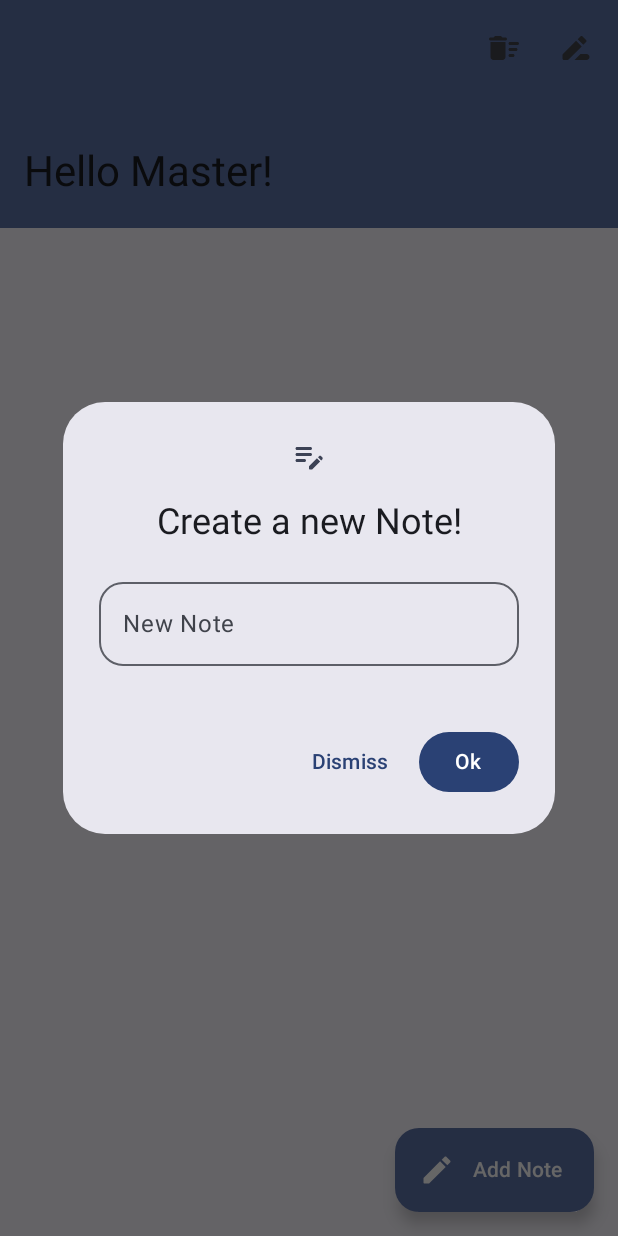
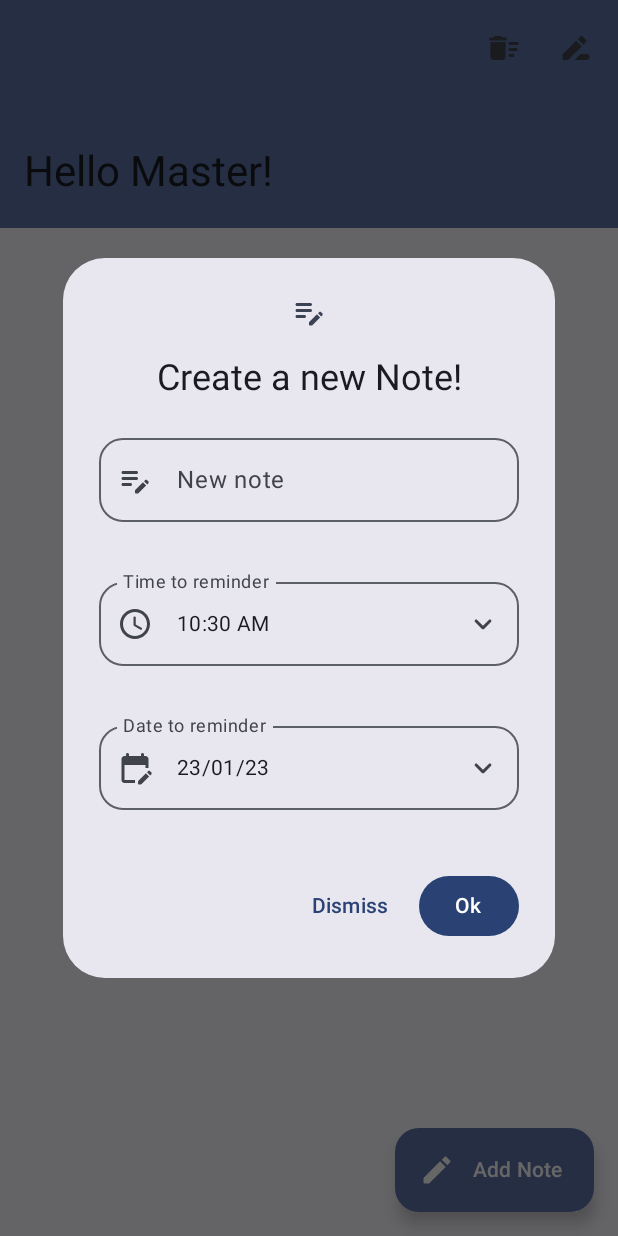
Before and after one commit to TBytes404/Android_Reminder, an Android app built with Jetpack Compose: the screen it shows after launch (MainActivity), after a tap on "Add Note", on a phone screen of 412 x 824 dp. Run offline under Robolectric (Android 15) with nearby library versions, the phone set to English and light mode, and no system bars; our stand-ins replace Room's generated code; libraries missing offline, so code that uses them is left out: com.marosseleng.compose; 1 statement that could not run was skipped; 1 other tap on this screen came first.

Commit message:
Date Time Picker Works

```diff
--- a/app/src/main/java/com/example/reminder/data/Note.kt
+++ b/app/src/main/java/com/example/reminder/data/Note.kt
@@ -20,8 +20,8 @@ class Converters {
 @Entity(tableName = "notes")
 @TypeConverters(Converters::class)
 data class Note(
-    @ColumnInfo(name = "note") var note: String,
-    @ColumnInfo(name = "date_time") val dateTime: LocalDateTime = LocalDateTime.now(),
+    @ColumnInfo(name = "note") val note: String,
+    @ColumnInfo(name = "date_time") val dateTime: LocalDateTime
 ) {
     @PrimaryKey(autoGenerate = true)
     var id: Int = 0
--- a/app/src/main/java/com/example/reminder/data/NoteDao.kt
+++ b/app/src/main/java/com/example/reminder/data/NoteDao.kt
@@ -6,19 +6,19 @@ import kotlinx.coroutines.flow.Flow
 @Dao
 interface NoteDao {
 
-    @Query("SELECT * FROM notes ORDER BY date_time ASC")
+    @Query("SELECT * FROM notes ORDER BY date_time DESC")
     fun getAll(): Flow<List<Note>>
 
-//    @Query("SELECT * FROM notes WHERE note LIKE '%:search%' ORDER BY date_time ASC")
+//    @Query("SELECT * FROM notes WHERE note LIKE '%:search%' ORDER BY date_time DESC")
 //    suspend fun search(search: String): List<Note>
 //
-//    @Query("SELECT * FROM notes WHERE data_time > :at ORDER BY date_time ASC")
+//    @Query("SELECT * FROM notes WHERE data_time > :at ORDER BY date_time DESC")
 //    suspend fun findAfter(at: LocalDateTime): List<Note>
 //
-//    @Query("SELECT * FROM notes WHERE data_time < :at ORDER BY date_time ASC")
+//    @Query("SELECT * FROM notes WHERE data_time < :at ORDER BY date_time DESC")
 //    suspend fun findBefore(at: LocalDateTime): List<Note>
 //
-//    @Query("SELECT * FROM notes WHERE data_time BETWEEN :from AND :at ORDER BY date_time ASC")
+//    @Query("SELECT * FROM notes WHERE data_time BETWEEN :from AND :at ORDER BY date_time DESC")
 //    suspend fun find(from: LocalDateTime, at: LocalDateTime): List<Note>
 
     @Insert
--- a/app/src/main/java/com/example/reminder/ui/MainActivity.kt
+++ b/app/src/main/java/com/example/reminder/ui/MainActivity.kt
@@ -4,6 +4,7 @@ import android.os.Bundle
 import androidx.activity.ComponentActivity
 import androidx.activity.compose.setContent
 import androidx.activity.viewModels
+import com.example.reminder.ui.componets.NotesScreen
 
 class MainActivity : ComponentActivity() {
     private val notesViewModel: NotesViewModel by viewModels { NotesViewModel.Factory }
--- a/app/src/main/java/com/example/reminder/ui/Components.kt
+++ b/app/src/main/java/com/example/reminder/ui/componets/Components.kt
@@ -1,11 +1,10 @@
 @file:OptIn(
     ExperimentalMaterial3Api::class,
     ExperimentalFoundationApi::class,
-    ExperimentalComposeUiApi::class,
     ExperimentalAnimationApi::class
 )
 
-package com.example.reminder.ui
+package com.example.reminder.ui.componets
 
 import androidx.compose.animation.AnimatedVisibility
 import androidx.compose.animation.Crossfade
@@ -24,13 +23,12 @@ import androidx.compose.material.icons.rounded.*
 import androidx.compose.material3.*
 import androidx.compose.runtime.*
 import androidx.compose.ui.Alignment
-import androidx.compose.ui.ExperimentalComposeUiApi
 import androidx.compose.ui.Modifier
 import androidx.compose.ui.input.nestedscroll.nestedScroll
 import androidx.compose.ui.text.style.TextAlign
 import androidx.compose.ui.unit.dp
-import androidx.compose.ui.window.DialogProperties
 import com.example.reminder.data.Note
+import com.example.reminder.ui.NotesViewModel
 import com.example.reminder.ui.theme.ReminderTheme
 import kotlinx.coroutines.delay
 import kotlinx.coroutines.launch
@@ -38,7 +36,7 @@ import java.util.*
 import kotlin.time.Duration.Companion.seconds
 
 
-private fun capitalize(word: String?): String {
+fun capitalize(word: String?): String {
     return word?.replaceFirstChar {
         if (it.isLowerCase()) it.titlecase(
             Locale.getDefault()
@@ -52,7 +50,7 @@ fun NoteItem(note: Note, modifier: Modifier = Modifier, action: @Composable () -
     var isExpanded by remember { mutableStateOf(false) }
     Surface(
         modifier = modifier.clickable { isExpanded = !isExpanded },
-        MaterialTheme.shapes.large,
+        shape = MaterialTheme.shapes.large,
         shadowElevation = 1.dp
     ) {
         Column {
@@ -117,6 +115,13 @@ fun WelcomeDialog(
                         value = name,
                         onValueChange = { name = it },
                         label = { Text("State your Nickname") },
+                        trailingIcon = {
+                            AnimatedVisibility(visible = name.isNotBlank()) {
+                                IconButton(onClick = { name = "" }) {
+                                    Icon(Icons.Rounded.Clear, null)
+                                }
+                            }
+                        },
                         placeholder = { Text("Nickname") },
                         singleLine = true,
                         shape = MaterialTheme.shapes.large,
@@ -137,6 +142,8 @@ fun WelcomeDialog(
 //                cancel()
 //            }
 //        }.start()
+//        LaunchedEffect(accountName) { if(accountName.isNotBlank()) done = true }
+
         AlertDialog(onDismissRequest = { done = false },
             confirmButton = { TextButton({ done = false }) { Text("Ok") } },
             icon = { Icon(Icons.Rounded.SupportAgent, null) },
@@ -175,57 +182,6 @@ fun WelcomeDialog(
 }
 
 @Composable
-fun CreateNoteDialog(isOpen: Boolean, onClose: () -> Unit, onCreate: (Note) -> Unit) {
-    var note by remember { mutableStateOf("") }
-//    val datePickerState = rememberDatePickerState()
-//    var showTimePicker by remember { mutableStateOf(false) }
-
-    AnimatedVisibility(visible = isOpen) {
-        var isError by remember { mutableStateOf(false) }
-        AlertDialog(onDismissRequest = onClose, confirmButton = {
-            Button({
-                if (note.isBlank()) isError = true else {
-                    isError = false
-                    onCreate(Note(note.trim()))
-                    note = ""
-                    onClose()
-                }
-            }) { Text("Ok") }
-        }, modifier = Modifier.wrapContentHeight(), dismissButton = {
-            TextButton(onClick = onClose) { Text("Dismiss") }
-        }, icon = { Icon(Icons.Rounded.EditNote, null) }, title = {
-            Text("Create a new Note!")
-        }, text = {
-            Column {
-                OutlinedTextField(
-                    value = note,
-                    onValueChange = { note = it },
-                    label = { Text("New Note") },
-                    placeholder = { Text("eg. Call Him Tomorrow.") },
-                    supportingText = {
-                        AnimatedVisibility(visible = isError) {
-                            Text("Can't create Empty note!")
-                        }
-                    },
-                    isError = isError,
-                    singleLine = true,
-                    shape = MaterialTheme.shapes.large,
-                )
-
-//            Spacer(Modifier.width(8.dp))
-//            TextButton({ showTimePicker = false }, Modifier.fillMaxWidth()) {
-//                Row(verticalAlignment = Alignment.CenterVertically){
-//                    Icon(Icons.Rounded.Timer, null)
-//                    Spacer(Modifier.width(8.dp))
-//                    Text("Pick the Time", style = MaterialTheme.typography.bodySmall)
-//                }
-//            }
-            }
-        }, properties = DialogProperties(usePlatformDefaultWidth = false))
-    }
-}
-
-@Composable
 fun DeleteNoteDialog(isOpen: Boolean, count: Int, onClose: () -> Unit, onDelete: () -> Unit) {
     AnimatedVisibility(visible = isOpen) {
         AlertDialog(onDismissRequest = onClose, confirmButton = {
@@ -259,11 +215,10 @@ fun TopBar(
 ) {
     var openWelcomeDialog by remember { mutableStateOf(false) }
 
-    LaunchedEffect(accountName) {
+    LaunchedEffect(Unit) {
         delay(1.seconds)
         openWelcomeDialog = accountName == null
     }
-
 
     LargeTopAppBar(
         title = { Text("Hello ${capitalize(accountName)}!") },
@@ -322,7 +277,7 @@ fun NotesList(
 
     LazyColumn(state = listState, modifier = Modifier.animateContentSize()) {
         item { Spacer(Modifier.height(8.dp)) }
-        items(notes) { note ->
+        items(notes, key = { it.id }) { note ->
             NoteItem(note, modifier = Modifier.animateItemPlacement()) {
                 Crossfade(
                     targetState = selectionMode,
--- /dev/null
+++ b/app/src/main/java/com/example/reminder/ui/componets/FormDialog.kt
@@ -0,0 +1,254 @@
+@file:OptIn(ExperimentalMaterial3Api::class, ExperimentalComposeUiApi::class)
+
+package com.example.reminder.ui.componets
+
+import androidx.compose.animation.AnimatedVisibility
+import androidx.compose.foundation.clickable
+import androidx.compose.foundation.layout.Arrangement
+import androidx.compose.foundation.layout.Column
+import androidx.compose.foundation.layout.wrapContentHeight
+import androidx.compose.material.icons.Icons
+import androidx.compose.material.icons.rounded.*
+import androidx.compose.material3.*
+import androidx.compose.runtime.*
+import androidx.compose.ui.ExperimentalComposeUiApi
+import androidx.compose.ui.Modifier
+import androidx.compose.ui.graphics.vector.ImageVector
+import androidx.compose.ui.unit.dp
+import androidx.compose.ui.window.DialogProperties
+import com.example.reminder.data.Note
+import com.marosseleng.compose.material3.datetimepickers.time.ui.TimePicker
+import java.time.*
+import java.time.format.DateTimeFormatter
+
+//@Preview(showBackground = true)
+//@Composable
+//fun FormDialogPreview() {
+//    ReminderTheme {
+//        Surface(modifier = Modifier.fillMaxSize(), color = MaterialTheme.colorScheme.background) {
+//            CreateNoteDialog(isOpen = true, onClose = {}, onCreate = {})
+//        }
+//    }
+//}
+
+@Composable
+fun CreateNoteDialog(isOpen: Boolean, onClose: () -> Unit, onCreate: (Note) -> Unit) {
+
+    var showTimePicker by remember { mutableStateOf(false) }
+    var selectedTime by remember { mutableStateOf(LocalTime.now()) }
+    val timeFormatter = DateTimeFormatter.ofPattern("hh:mm a")
+    val now = selectedTime.format(timeFormatter)
+
+    val instantDate = LocalDate.now()
+    val datePickerState =
+        rememberDatePickerState(
+//            initialSelectedDateMillis = instantDate.atStartOfDay(ZoneOffset.UTC).toInstant().toEpochMilli(),
+            yearsRange = instantDate.year..instantDate.year + 1
+        )
+
+
+    var showDatePicker by remember { mutableStateOf(false) }
+    fun selectedDate(): LocalDate {
+        return if (datePickerState.selectedDateMillis == null) instantDate
+        else
+            Instant.ofEpochMilli(datePickerState.selectedDateMillis!!).atZone(ZoneId.of("UTC"))
+                .toLocalDate()
+    }
+
+    val dateFormatter = DateTimeFormatter.ofPattern("dd/MM/yy")
+    val today = selectedDate().format(dateFormatter)
+
+    var note by remember { mutableStateOf("") }
+
+
+//    Time Picker Dialog
+    AnimatedVisibility(visible = showTimePicker) {
+//        TimePickerDialog(onDismissRequest = { showTimePicker = false },
+//            onTimeChange = { selectedTime = it; showTimePicker = false })
+
+        DateTimePickerDialogCustom(icon = Icons.Rounded.Schedule,
+            onClose = { showTimePicker = false }) {
+            val instantTime = LocalTime.now()
+            TimePicker(initialTime = instantTime, onTimeChange = { selectedTime = it })
+        }
+    }
+
+//    Date Picker Dialog
+    AnimatedVisibility(visible = showDatePicker) {
+//        DatePickerDialog(onDismissRequest = { showDatePicker = false },
+//            onDateChange = { selectedDate = it; showDatePicker = false })
+
+//        LaunchedEffect(datePickerState) { selectedDate = convertMillisToDate() }
+
+        DateTimePickerDialogCustom(icon = Icons.Rounded.EditCalendar,
+            onClose = { showDatePicker = false }) {
+            DatePicker(datePickerState,
+                dateValidator = { utcDateInMills ->
+                    val selected =
+                        Instant.ofEpochMilli(utcDateInMills).atZone(ZoneId.of("UTC")).toLocalDate()
+                    selected >= instantDate
+                })
+        }
+    }
+
+
+
+    AnimatedVisibility(visible = isOpen) {
+        var isError by remember { mutableStateOf(false) }
+        AlertDialog(onDismissRequest = onClose, confirmButton = {
+            Button({
+                if (note.isBlank()) isError = true else {
+                    isError = false
+                    onCreate(Note(note.trim(), LocalDateTime.of(selectedDate(), selectedTime)))
+                    note = ""
+                    onClose()
+                }
+            }) { Text("Ok") }
+        }, modifier = Modifier.wrapContentHeight(), dismissButton = {
+            TextButton(onClick = onClose) { Text("Dismiss") }
+        }, icon = { Icon(Icons.Rounded.EditNote, null) }, title = {
+            Text("Create a new Note!")
+        }, text = {
+            Column(verticalArrangement = Arrangement.spacedBy(16.dp)) {
+                OutlinedTextField(
+                    value = note, onValueChange = { note = it },
+                    label = { Text("New note") }, placeholder = { Text("eg. Call him tomorrow.") },
+                    leadingIcon = { Icon(Icons.Rounded.EditNote, null) },
+                    trailingIcon = {
+                        AnimatedVisibility(visible = note.isNotBlank()) {
+                            IconButton(onClick = { note = "" }) { Icon(Icons.Rounded.Clear, null) }
+                        }
+                        AnimatedVisibility(visible = isError) { Icon(Icons.Rounded.Error, null) }
+                    },
+                    supportingText = {
+                        AnimatedVisibility(visible = isError) { Text("Put some text!") }
+                    },
+                    isError = isError, shape = MaterialTheme.shapes.large,
+                )
+
+
+                OutlinedDialogButton(
+                    key = "time",
+                    value = now,
+                    onValueChange = {},
+                    onClick = { showTimePicker = true },
+                    icon = Icons.Rounded.Schedule,
+                    isError
+                )
+
+                OutlinedDialogButton(
+                    key = "date",
+                    value = today,
+                    onValueChange = {},
+                    onClick = { showDatePicker = true },
+                    icon = Icons.Rounded.EditCalendar,
+                    isError
+                )
+
+            }
+        }, properties = DialogProperties(usePlatformDefaultWidth = false))
+    }
+}
+
+
+@Composable
+fun DateTimePickerDialogCustom(
+    icon: ImageVector, onClose: () -> Unit, content: @Composable () -> Unit
+) {
+    AlertDialog(
+        onDismissRequest = onClose,
+        confirmButton = { Button(onClick = onClose) { Text(text = "Ok") } },
+        dismissButton = { TextButton(onClick = onClose) { Text(text = "Dismiss") } },
+        icon = { Icon(icon, null) },
+        text = content,// properties = DialogProperties(usePlatformDefaultWidth = false)
+    )
+}
+
+
+@Composable
+fun OutlinedDialogButton(
+    key: String,
+    value: String,
+    onValueChange: (String) -> Unit,
+    onClick: () -> Unit,
+    icon: ImageVector,
+    isError: Boolean
+) {
+    OutlinedTextField(
+        value = value,
+        onValueChange = onValueChange,
+        modifier = Modifier.clickable(onClick = onClick),
+        label = { Text("${capitalize(key)} to reminder") },
+        enabled = false, readOnly = true,
+        placeholder = { Text("eg. $value") },
+        leadingIcon = { Icon(icon, null) },
+        trailingIcon = { Icon(Icons.Rounded.ExpandMore, null) },
+        supportingText = {
+            AnimatedVisibility(visible = isError) { Text("Select a ${key.lowercase()}!") }
+        },
+        isError = isError, singleLine = true,
+        shape = MaterialTheme.shapes.large,
+        colors = TextFieldDefaults.outlinedTextFieldColors(
+            disabledBorderColor = MaterialTheme.colorScheme.outline,
+            disabledLabelColor = MaterialTheme.colorScheme.onSurfaceVariant,
+            disabledPlaceholderColor = MaterialTheme.colorScheme.onSurfaceVariant,
+            disabledLeadingIconColor = MaterialTheme.colorScheme.onSurfaceVariant,
+            disabledSupportingTextColor = MaterialTheme.colorScheme.onSurfaceVariant,
+            disabledTextColor = MaterialTheme.colorScheme.onSurface,
+            disabledTrailingIconColor = MaterialTheme.colorScheme.onSurfaceVariant,
+        ),
+    )
+}
+
+/*
+@Composable
+fun CreateNoteDialog(isOpen: Boolean, onClose: () -> Unit, onCreate: (Note) -> Unit) {
+    var note by remember { mutableStateOf("") }
+//    val datePickerState = rememberDatePickerState()
+//    var showTimePicker by remember { mutableStateOf(false) }
+
+    AnimatedVisibility(visible = isOpen) {
+        var isError by remember { mutableStateOf(false) }
+        AlertDialog(onDismissRequest = onClose, confirmButton = {
+            Button({
+                if (note.isBlank()) isError = true else {
+                    isError = false
+                    onCreate(Note(note.trim()))
+                    note = ""
+                    onClose()
+                }
+            }) { Text("Ok") }
+        }, modifier = Modifier.wrapContentHeight(), dismissButton = {
+            TextButton(onClick = onClose) { Text("Dismiss") }
+        }, icon = { Icon(Icons.Rounded.EditNote, null) }, title = {
+            Text("Create a new Note!")
+        }, text = {
+            Column {
+                OutlinedTextField(
+                    value = note,
+                    onValueChange = { note = it },
+                    label = { Text("New Note") },
+                    placeholder = { Text("eg. Call Him Tomorrow.") },
+                    supportingText = {
+                        AnimatedVisibility(visible = isError) {
+                            Text("Can't create Empty note!")
+                        }
+                    },
+                    isError = isError,
+                    singleLine = true,
+                    shape = MaterialTheme.shapes.large,
+                )
+
+//            Spacer(Modifier.width(8.dp))
+//            TextButton({ showTimePicker = false }, Modifier.fillMaxWidth()) {
+//                Row(verticalAlignment = Alignment.CenterVertically){
+//                    Icon(Icons.Rounded.Timer, null)
+//                    Spacer(Modifier.width(8.dp))
+//                    Text("Pick the Time", style = MaterialTheme.typography.bodySmall)
+//                }
+//            }
+            }
+        }, properties = DialogProperties(usePlatformDefaultWidth = false))
+    }
+}
+*/
```
